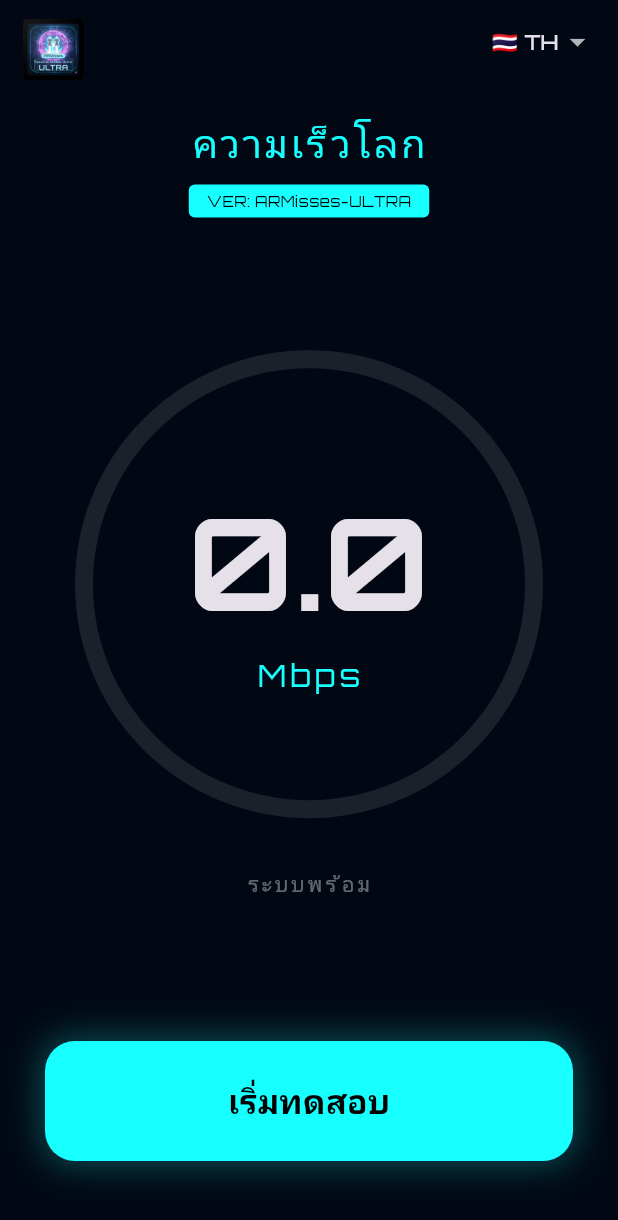
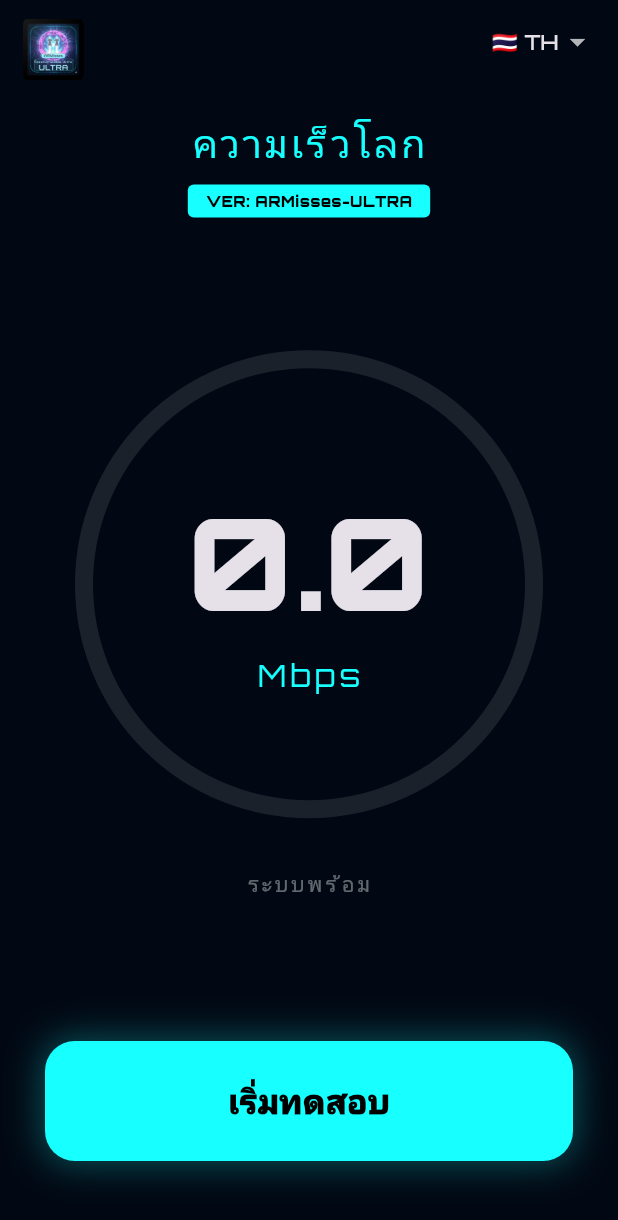
Before and after one commit to jbar6964-dotcom/ARMisses-ULTRA, a Flutter app: the screen it shows after launch, on a phone screen of 412 x 824 dp. Shown: the top 1220 px of the screen. Run offline on Flutter 3.47's test engine with Material 3 defaults, Android fonts, the phone set to English and light mode, and no system bars; our stand-ins replace google_fonts.

Commit message:
Add files via upload

```diff
--- a/lib/main.dart
+++ b/lib/main.dart
@@ -140,7 +140,7 @@ class _GlobalSpeedScreenState extends State<GlobalSpeedScreen> {
               ),
               child: const Text(
                 "VER: ARMisses-ULTRA",
-                style: TextStyle(color: Colors.black, fontSize: 10, fontWeight: FontWeight.black),
+                style: TextStyle(color: Colors.black, fontSize: 10, fontWeight: FontWeight.w900),
               ),
             ),
 
@@ -162,7 +162,7 @@ class _GlobalSpeedScreenState extends State<GlobalSpeedScreen> {
                   mainAxisSize: MainAxisSize.min,
                   children: [
                     // แสดงตัวเลขความเร็วทศนิยม 1 ตำแหน่ง
-                    Text(_speed.toStringAsFixed(1), style: const TextStyle(fontSize: 85, fontWeight: FontWeight.bold)),
+                    Text(_speed.toStringAsFixed(1), style: const TextStyle(fontSize: 85, fontWeight: FontWeight.w900)),
                     Text(lang['unit']!, style: const TextStyle(fontSize: 20, color: Colors.cyanAccent, letterSpacing: 3)),
                   ],
                 ),
@@ -191,7 +191,7 @@ class _GlobalSpeedScreenState extends State<GlobalSpeedScreen> {
                   child: Center(
                     child: Text(
                       _isTesting ? "PROCESSING..." : lang['btn']!,
-                      style: const TextStyle(color: Colors.black, fontSize: 22, fontWeight: FontWeight.bold),
+                      style: const TextStyle(color: Colors.black, fontSize: 22, fontWeight: FontWeight.w900),
                     ),
                   ),
                 ),
```
